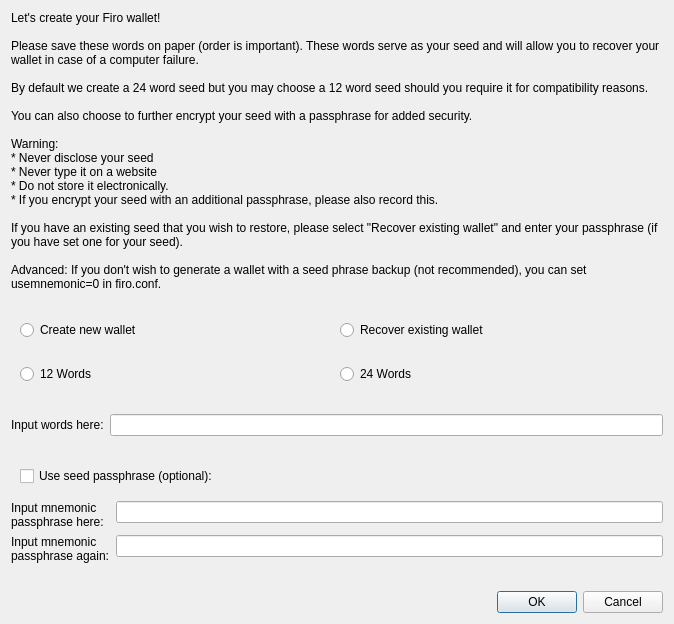
Qt form src/qt/forms/recover.ui (firoorg/firo) before a commit.
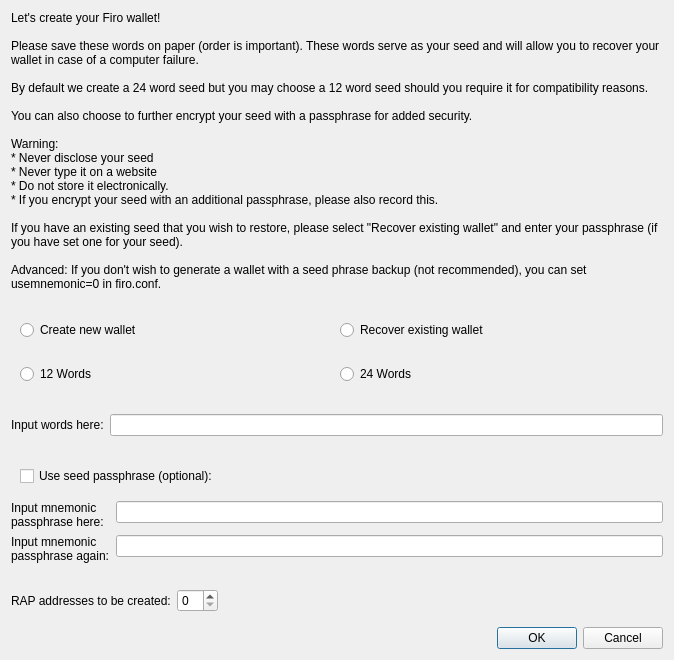
The same form after that commit.

Patch:
```diff
--- a/src/qt/forms/recover.ui
+++ b/src/qt/forms/recover.ui
@@ -13,7 +13,7 @@
     <x>0</x>
     <y>0</y>
     <width>674</width>
-    <height>620</height>
+    <height>660</height>
    </rect>
   </property>
   <property name="windowTitle">
@@ -250,6 +250,37 @@
      </property>
     </widget>
    </item>
+   <item>
+    <layout class="QHBoxLayout" name="horizontalLayout_2">
+     <item>
+      <widget class="QLabel" name="labelPcodes">
+       <property name="text">
+        <string>RAP addresses to be created:</string>
+       </property>
+      </widget>
+     </item>
+     <item>
+      <widget class="QSpinBox" name="spinBoxPcodes">
+       <property name="toolTip">
+        <string>The number of RAP addresses will be created in the wallet for the initial blockchain scan</string>
+       </property>
+      </widget>
+     </item>
+     <item>
+      <spacer name="horizontalSpacer_2">
+       <property name="orientation">
+        <enum>Qt::Horizontal</enum>
+       </property>
+       <property name="sizeHint" stdset="0">
+        <size>
+         <width>40</width>
+         <height>20</height>
+        </size>
+       </property>
+      </spacer>
+     </item>
+    </layout>
+   </item>
    <item>
     <spacer name="verticalSpacer">
      <property name="orientation">
```
Left out of the diff: 3 changed lines with no effect on the pictures.
